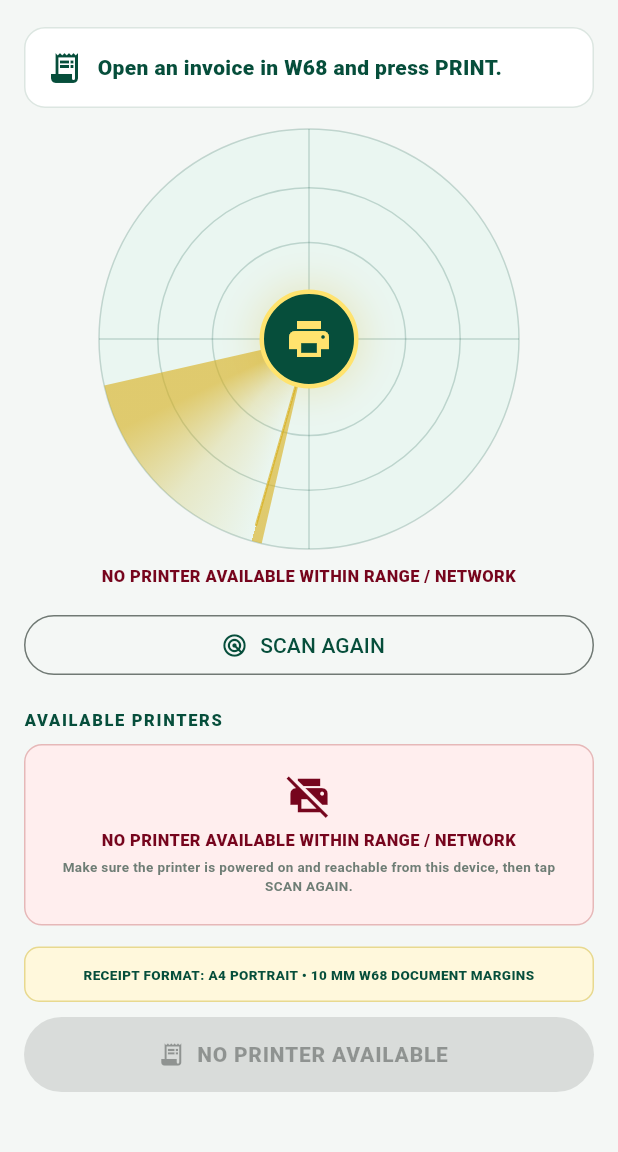
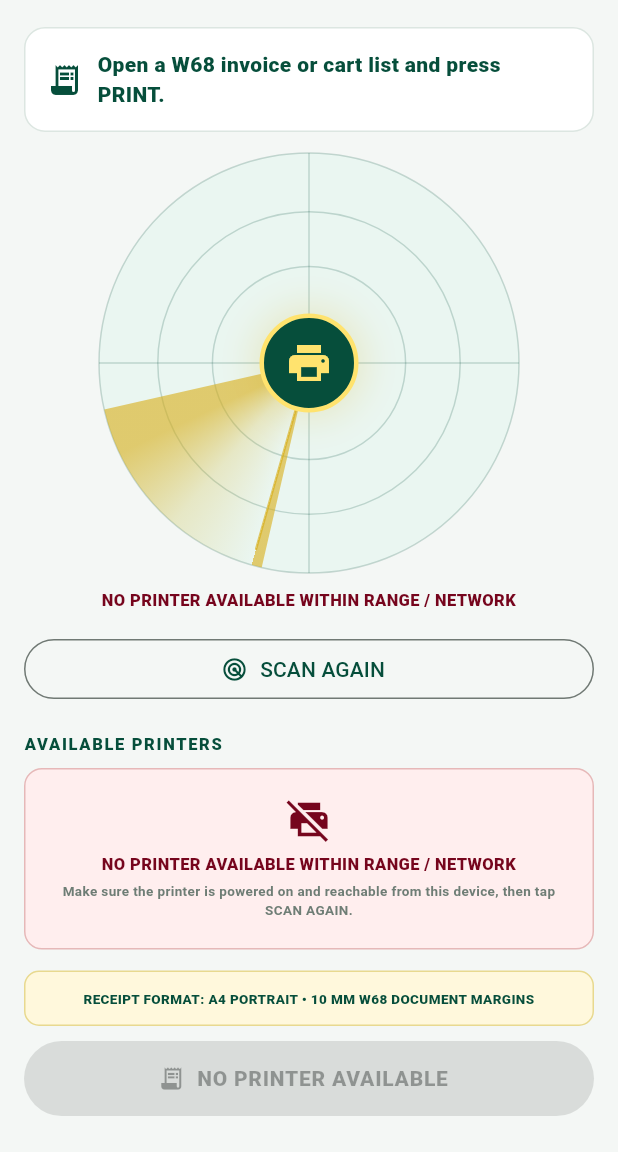
Before and after one commit to Wrath-Dev-il/w68_autoparts_pricelist, a Flutter app: the screen it shows after launch, on a phone screen of 412 x 824 dp, the part 84-1236 px from its top. Run offline on Flutter 3.47's test engine with Material 3 defaults, Android fonts, the phone set to English and light mode, and no system bars; our stand-ins replace app_links, pdf, printing; missing offline and left inert: bonsoir; statements that could not run were skipped.

Commit message:
Render cart lists in W68 Printer Bridge

```diff
--- a/printer_bridge/lib/main.dart
+++ b/printer_bridge/lib/main.dart
@@ -7,6 +7,7 @@ import 'package:pdf/pdf.dart';
 import 'package:printing/printing.dart';
 
 import 'models/print_job.dart';
+import 'services/cart_list_pdf.dart';
 import 'services/job_client.dart';
 import 'services/printer_discovery_service.dart';
 import 'services/receipt_pdf.dart';
@@ -62,7 +63,7 @@ class _PrinterBridgeHomeState extends State<PrinterBridgeHome>
   List<BridgePrinter> printers = const [];
   String? selectedPrinterKey;
   String? error;
-  String status = 'Waiting for a W68 invoice…';
+  String status = 'Waiting for a W68 print job…';
   bool loadingJob = false;
   bool scanning = false;
   bool printing = false;
@@ -113,7 +114,7 @@ class _PrinterBridgeHomeState extends State<PrinterBridgeHome>
     setState(() {
       loadingJob = true;
       error = null;
-      status = 'Loading secured invoice…';
+      status = 'Loading secured W68 print job…';
     });
 
     try {
@@ -248,20 +249,22 @@ class _PrinterBridgeHomeState extends State<PrinterBridgeHome>
                       color: green,
                       child: Row(
                         children: [
-                          const Expanded(
+                          Expanded(
                             child: Column(
                               crossAxisAlignment: CrossAxisAlignment.start,
                               children: [
                                 Text(
-                                  'PRINT RECEIPT',
-                                  style: TextStyle(
+                                  currentJob.isCartList
+                                      ? 'PRINT CART LIST'
+                                      : 'PRINT RECEIPT',
+                                  style: const TextStyle(
                                     color: gold,
                                     fontSize: 17,
                                     fontWeight: FontWeight.w900,
                                   ),
                                 ),
-                                SizedBox(height: 2),
-                                Text(
+                                const SizedBox(height: 2),
+                                const Text(
                                   'A4 PORTRAIT • 10 MM W68 DOCUMENT MARGINS',
                                   style: TextStyle(
                                     color: Color(0xFFD8EEE6),
@@ -487,19 +490,30 @@ class _PrinterBridgeHomeState extends State<PrinterBridgeHome>
     setState(() {
       printing = true;
       error = null;
-      status = 'Printing ${currentJob.invoiceNo} to ${target.displayName}…';
+      status = currentJob.isCartList
+          ? 'Printing cart list to ${target.displayName}…'
+          : 'Printing ${currentJob.invoiceNo} to ${target.displayName}…';
     });
 
     try {
-      final bytes = await ReceiptPdf.build(
-        currentJob,
-        PdfPageFormat.a4,
-        copies: copies,
-      );
+      // W68_CART_PRINTER_BRIDGE_20261015
+      final bytes = currentJob.isCartList
+          ? await CartListPdf.build(
+              currentJob,
+              PdfPageFormat.a4,
+              copies: copies,
+            )
+          : await ReceiptPdf.build(
+              currentJob,
+              PdfPageFormat.a4,
+              copies: copies,
+            );
 
       final sent = await Printing.directPrintPdf(
         printer: target.printer,
-        name: 'W68 Invoice ${currentJob.invoiceNo}',
+        name: currentJob.isCartList
+            ? 'W68 Special Store Cart List'
+            : 'W68 Invoice ${currentJob.invoiceNo}',
         format: PdfPageFormat.a4,
         usePrinterSettings: false,
         onLayout: (_) async => bytes,
@@ -637,10 +651,12 @@ class _PrinterBridgeHomeState extends State<PrinterBridgeHome>
                   borderRadius: BorderRadius.circular(10),
                   border: Border.all(color: const Color(0xFFE8D98F)),
                 ),
-                child: const Text(
-                  'RECEIPT FORMAT: A4 PORTRAIT • 10 MM W68 DOCUMENT MARGINS',
+                child: Text(
+                  currentJob?.isCartList == true
+                      ? 'CART LIST FORMAT: A4 PORTRAIT • 10 MM W68 DOCUMENT MARGINS'
+                      : 'RECEIPT FORMAT: A4 PORTRAIT • 10 MM W68 DOCUMENT MARGINS',
                   textAlign: TextAlign.center,
-                  style: TextStyle(
+                  style: const TextStyle(
                     color: green,
                     fontSize: 9,
                     fontWeight: FontWeight.w900,
@@ -659,7 +675,9 @@ class _PrinterBridgeHomeState extends State<PrinterBridgeHome>
                 label: Text(
                   printers.isEmpty
                       ? 'NO PRINTER AVAILABLE'
-                      : 'PRINT RECEIPT',
+                      : currentJob?.isCartList == true
+                          ? 'PRINT CART LIST'
+                          : 'PRINT RECEIPT',
                   style: const TextStyle(
                     fontWeight: FontWeight.w900,
                     letterSpacing: .5,
@@ -774,8 +792,8 @@ class _PrinterBridgeHomeState extends State<PrinterBridgeHome>
                 Expanded(
                   child: Text(
                     loadingJob
-                        ? 'Loading W68 invoice…'
-                        : 'Open an invoice in W68 and press PRINT.',
+                        ? 'Loading W68 print job…'
+                        : 'Open a W68 invoice or cart list and press PRINT.',
                     style: const TextStyle(
                       color: green,
                       fontWeight: FontWeight.w800,
@@ -793,7 +811,9 @@ class _PrinterBridgeHomeState extends State<PrinterBridgeHome>
                     crossAxisAlignment: CrossAxisAlignment.start,
                     children: [
                       Text(
-                        'INVOICE ${currentJob.invoiceNo}',
+                        currentJob.isCartList
+                            ? 'CART LIST'
+                            : 'INVOICE ${currentJob.invoiceNo}',
                         style: const TextStyle(
                           color: green,
                           fontSize: 14,
@@ -802,7 +822,9 @@ class _PrinterBridgeHomeState extends State<PrinterBridgeHome>
                       ),
                       const SizedBox(height: 2),
                       Text(
-                        '${currentJob.receipt.customerName} • ${currentJob.orderCode}',
+                        currentJob.isCartList
+                            ? '${currentJob.job['print_mode'] == 'selected' ? 'SELECTED ITEMS' : 'ALL ITEMS'} • ${currentJob.items.length} PRODUCTS'
+                            : '${currentJob.receipt.customerName} • ${currentJob.orderCode}',
                         style: const TextStyle(
                           color: Color(0xFF6E7D75),
                           fontSize: 10,
```
